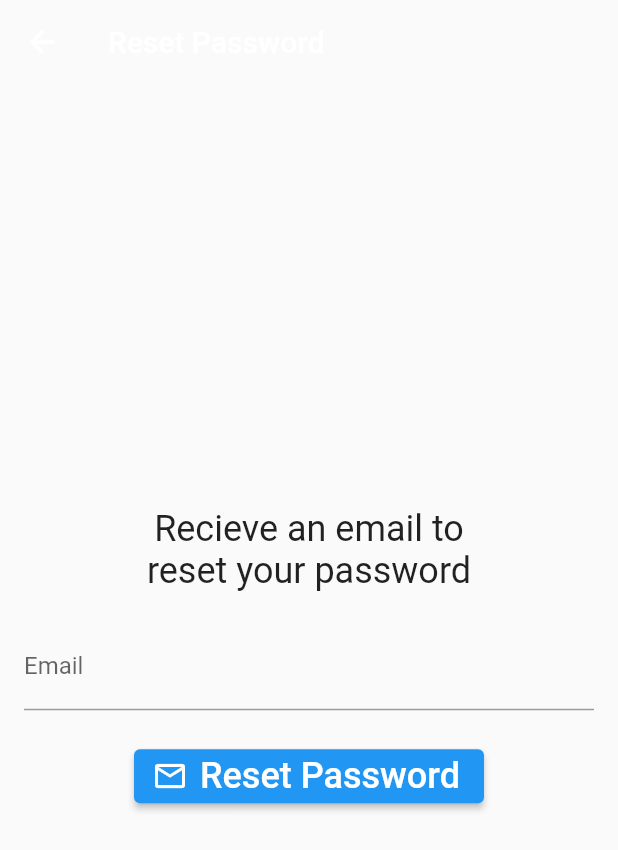
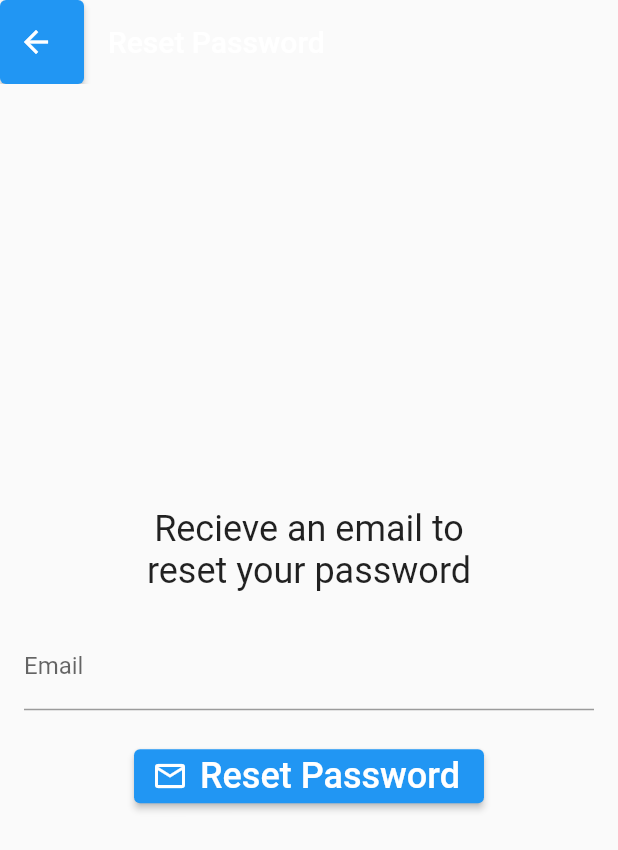
Before and after one commit to The-An0rack/Flutter-AcadMy-App, a Flutter app: the SignUpPage screen opened directly, after a tap on "Sign-in", after a tap on "Sign In", after a tap on "Forgot Password", on a phone screen of 412 x 824 dp. Shown: the top 850 px of the screen. Run offline on Flutter 3.47's test engine with Material 2 defaults, Android fonts, the phone set to English and light mode, and no system bars; our stand-ins replace cloud_firestore, email_validator, firebase_auth, firebase_core, google_fonts and 1 more; missing offline and left inert: dart:ffi; accounts and stored records are empty; network calls fail.

Commit message:
code till phase 2 mid term

```diff
--- a/lib/screens/forgot_password_page.dart
+++ b/lib/screens/forgot_password_page.dart
@@ -26,10 +26,15 @@ class _ForgotPasswordPageState extends State<ForgotPasswordPage> {
   Widget build(BuildContext context) {
     return Scaffold(
       appBar: AppBar(
-        backgroundColor: Colors.transparent,
-        elevation: 0,
-        title: const Text('Reset Password'),
-      ),
+          backgroundColor: Colors.transparent,
+          elevation: 0,
+          title: const Text('Reset Password'),
+          leading: ElevatedButton.icon(
+              onPressed: () {
+                Navigator.of(context).pop();
+              },
+              icon: Icon(Icons.arrow_back),
+              label: Text('Back'))),
       body: Padding(
         padding: const EdgeInsets.all(16),
         child: Form(
--- a/lib/screens/login_page.dart
+++ b/lib/screens/login_page.dart
@@ -137,7 +137,11 @@ class _LoginPageState extends State<LoginPage> {
         email: emailController.text.trim(),
         password: passwordController.text.trim(),
       );
-      UserProfile.fetchUserData(emailController.text.trim());
+      setState(() {
+        UserProfile.subQue = UserProfile.initSubQue();
+        UserProfile.email = emailController.text.trim();
+        UserProfile.fetchUserData(emailController.text.trim());
+      });
 
       Navigator.pushReplacement(
           context, MaterialPageRoute(builder: (context) => MainPage()));
--- a/lib/screens/mainpage.dart
+++ b/lib/screens/mainpage.dart
@@ -40,6 +40,7 @@ class _MainPageState extends State<MainPage> {
         ],
         onTap: (currIndex) {
           setState(() {
+            print(currIndex);
             _indexBottom = currIndex;
           });
         },
--- a/lib/screens/mock_quiz.dart
+++ b/lib/screens/mock_quiz.dart
@@ -16,50 +16,50 @@ class _MyAppState extends State<MockQuiz> {
       'questionText':
           'What are the chances that no two boys are sitting together for a photograph if there are 5 girls and 2 boys?',
       'answers': [
-        {'text': '1 / 27', 'score': -1},
-        {'text': '4 / 7', 'score': -1},
-        {'text': '2 / 7', 'score': -1},
-        {'text': '5 / 7', 'score': 4}
+        {'text': '1 / 27', 'score': 0},
+        {'text': '1 / 7', 'score': 0},
+        {'text': '2 / 7', 'score': 0},
+        {'text': '5 / 7', 'score': 1}
       ],
     },
     {
       'questionText':
           "What is probability of drawing two clubs from a well shuffled pack of 52 cards?",
       'answers': [
-        {'text': '13 / 51', 'score': -1},
-        {'text': '1 / 17', 'score': 4},
-        {'text': '1 / 26', 'score': -1},
-        {'text': '13 / 17', 'score': -1}
+        {'text': '13 / 51', 'score': 0},
+        {'text': '1 / 17', 'score': 1},
+        {'text': '1 / 26', 'score': 0},
+        {'text': '13 / 17', 'score': 0}
       ],
     },
     {
       'questionText':
           "When two coins are tossed simultaneously, what are the chances of getting at least one tail?",
       'answers': [
-        {'text': '3 / 4', 'score': 4},
-        {'text': '1 / 5', 'score': -1},
-        {'text': '4 / 5', 'score': -1},
-        {'text': '1 / 4', 'score': -1}
+        {'text': '3 / 1', 'score': 1},
+        {'text': '1 / 5', 'score': 0},
+        {'text': '1 / 5', 'score': 0},
+        {'text': '1 / 1', 'score': 0}
       ],
     },
     {
       'questionText':
           "What is the possibility of having 53 Thursdays in a non-leap year?",
       'answers': [
-        {'text': '6 / 7', 'score': -1},
-        {'text': '1 / 7', 'score': 4},
-        {'text': '1 / 365', 'score': -1},
-        {'text': '53 / 365', 'score': -1}
+        {'text': '6 / 7', 'score': 0},
+        {'text': '1 / 7', 'score': 1},
+        {'text': '1 / 365', 'score': 0},
+        {'text': '53 / 365', 'score': 0}
       ],
     },
     {
       'questionText':
-          "A box has 6 black, 4 red, 2 white and 3 blue shirts. What is the probability that 2 red shirts and 1 blue shirt get chosen during a random selection of 3 shirts from the box?",
+          "A box has 6 black, 1 red, 2 white and 3 blue shirts. What is the probability that 2 red shirts and 1 blue shirt get chosen during a random selection of 3 shirts from the box?",
       'answers': [
-        {'text': '18 / 455', 'score': 4},
-        {'text': '7 / 15', 'score': -1},
-        {'text': '7 / 435', 'score': -1},
-        {'text': '7 / 2730', 'score': -1}
+        {'text': '18 / 455', 'score': 1},
+        {'text': '7 / 15', 'score': 0},
+        {'text': '7 / 435', 'score': 0},
+        {'text': '7 / 2730', 'score': 0}
       ],
     },
   ];
--- a/lib/screens/signup_page.dart
+++ b/lib/screens/signup_page.dart
@@ -8,6 +8,7 @@ import 'package:google_fonts/google_fonts.dart';
 import '../main.dart';
 import '../widgets/utils.dart';
 import 'login_page.dart';
+import 'mainpage.dart';
 
 class SignUpPage extends StatefulWidget {
   SignUpPage({Key? key}) : super(key: key);
@@ -263,18 +264,32 @@ class _SignUpPageState extends State<SignUpPage> {
       UserProfile.batch = "Target SDE";
       UserProfile.picUrl =
           "https://cdn.pixabay.com/photo/2016/08/31/11/54/user-1633249_1280.png";
+      UserProfile.subQue = UserProfile.initSubQue();
+      UserProfile.accuracy = 0;
+      UserProfile.subAcc = [0, 0, 0, 0];
 
       final json = UserProfile.toJson();
 
       await docUser.set(json);
+
+      await FirebaseAuth.instance.signInWithEmailAndPassword(
+        email: emailController.text.trim(),
+        password: passwordController.text.trim(),
+      );
+      UserProfile.subQue = UserProfile.initSubQue();
+      UserProfile.fetchUserData(emailController.text.trim());
+
+      Utils.showSnackBar("Account Created Successfully");
+
+      Navigator.pushReplacement(
+          context, MaterialPageRoute(builder: (context) => MainPage()));
     } on FirebaseAuthException catch (e) {
       Utils.showSnackBar(e.message);
     } on Exception catch (e) {
       Utils.showSnackBar(e.toString());
     }
 
-    Utils.showSnackBar("Account Created Successfully");
-    Navigator.of(context).pop();
+    //Navigator.of(context).pop();
     //navigatorKey.currentState!.popUntil((route) => route.isFirst);
   }
 }
```
Also changed, not shown: lib/models/user_profile.dart (+20 -8 lines), lib/screens/home_screen.dart (+6 -4 lines), lib/screens/profile_screen.dart (+22 -6 lines), lib/screens/results.dart (+39 -14 lines), 1 other file.
